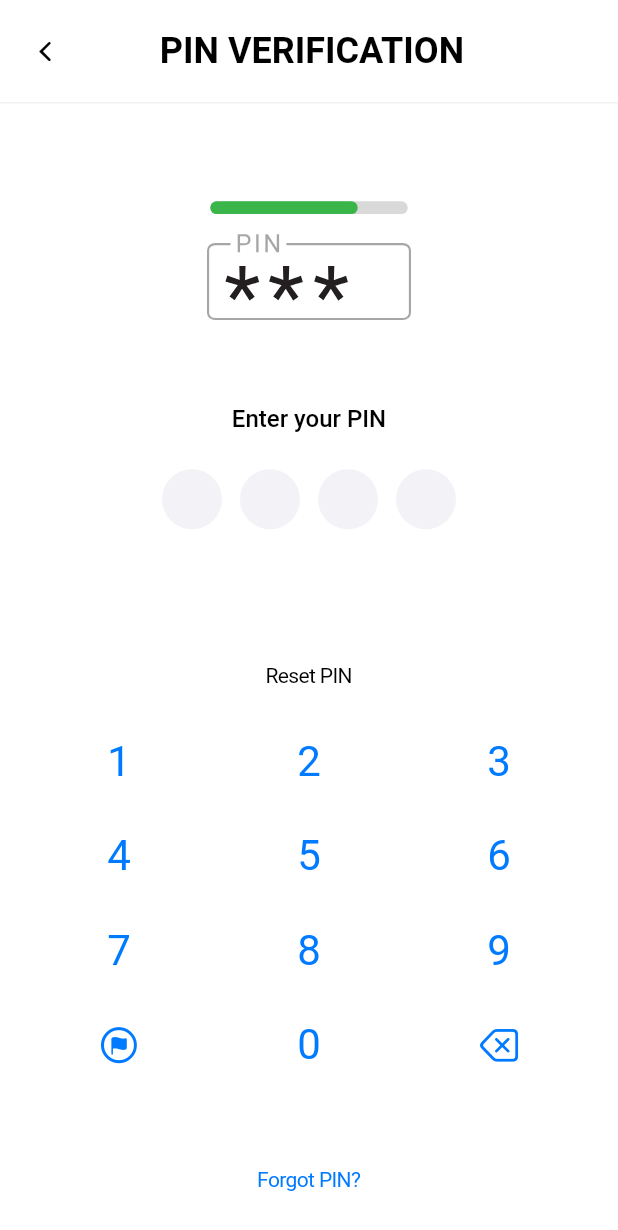
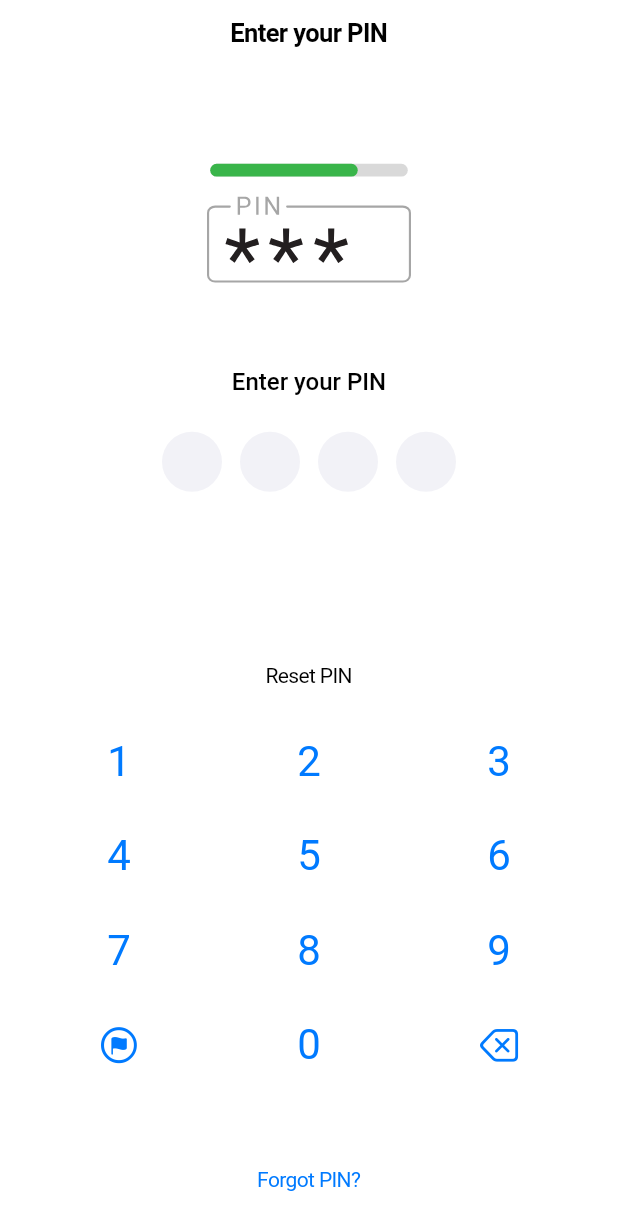
Before and after one commit to Sn3hashis/spendwise-flutter, a Flutter app: the PinEntryScreen screen opened directly, on a phone screen of 412 x 824 dp. Shown: the top 1230 px of the screen. Run offline on Flutter 3.47's test engine with Material 3 defaults, Android fonts, the phone set to English and light mode, and no system bars; our stand-ins replace cloud_firestore, file_picker, firebase_auth, firebase_core, fl_chart, flutter_contacts and 10 more; missing offline and left inert: excel, mailer, syncfusion_flutter_pdf, syncfusion_flutter_pdfviewer; accounts and stored records are empty; project files that could hold a hidden picture were left out.

Commit message:
Enhance authentication flow with biometric support and security method management
- Added local_auth package for biometric authentication support across platforms.
- Updated pubspec.yaml and pubspec.lock to include local_auth dependencies.
- Refactored PIN management to allow for biometric and PIN-based authentication methods.
- Improved login and PIN entry screens to dynamically handle security preferences.
- Enhanced user experience by integrating haptic feedback during PIN verification.
- Updated security settings screen to allow users to select between biometric and PIN authentication.

These changes improve the overall security and user experience of the authentication process, providing users with flexible options for accessing their accounts.

```diff
--- a/lib/features/auth/screens/pin_entry_screen.dart
+++ b/lib/features/auth/screens/pin_entry_screen.dart
@@ -9,17 +9,20 @@ import '../../../core/widgets/haptic_feedback_wrapper.dart';
 import '../../../core/services/haptic_service.dart';
 import '../providers/pin_provider.dart';
 import '../../../core/services/toast_service.dart';
+import '../../../core/theme/app_theme.dart';
 
 enum PinEntryMode { setup, verify }
 
 class PinEntryScreen extends ConsumerStatefulWidget {
   final PinEntryMode mode;
   final String? setupConfirmPin;
+  final String? message;
 
   const PinEntryScreen({
     super.key,
     required this.mode,
     this.setupConfirmPin,
+    this.message,
   });
 
   @override
@@ -30,6 +33,8 @@ class _PinEntryScreenState extends ConsumerState<PinEntryScreen> {
   final int pinLength = 4;
   String currentPin = '';
   bool _isLoading = false;
+  String _errorMessage = '';
+  String _enteredPin = '';
 
   @override
   void initState() {
@@ -126,6 +131,7 @@ class _PinEntryScreenState extends ConsumerState<PinEntryScreen> {
           );
         } else {
           if (!mounted) return;
+          await HapticService.errorVibrate(ref);
           ToastService.showToast(
             context,
             'PINs do not match. Please try again.',
@@ -139,6 +145,14 @@ class _PinEntryScreenState extends ConsumerState<PinEntryScreen> {
         final storedPin = ref.read(pinProvider);
         if (currentPin == storedPin) {
           if (!mounted) return;
+
+          // If we're verifying for security method change, pop with success
+          if (widget.message?.contains('confirm') ?? false) {
+            Navigator.of(context).pop(true);
+            return;
+          }
+
+          // Normal verification flow
           Navigator.pushReplacement(
             context,
             CupertinoPageRoute(
@@ -147,6 +161,7 @@ class _PinEntryScreenState extends ConsumerState<PinEntryScreen> {
           );
         } else {
           if (!mounted) return;
+          await HapticService.errorVibrate(ref);
           ToastService.showToast(
             context,
             'Incorrect PIN. Please try again.',
@@ -171,6 +186,32 @@ class _PinEntryScreenState extends ConsumerState<PinEntryScreen> {
     }
   }
 
+  Future<void> _verifyPin(String enteredPin) async {
+    final storedPin = ref.read(pinProvider);
+    if (storedPin == enteredPin) {
+      if (!mounted) return;
+
+      // If we're verifying for security method change, pop with success
+      if (widget.message?.contains('confirm') ?? false) {
+        Navigator.of(context).pop(true);
+        return;
+      }
+
+      // Normal verification flow
+      Navigator.of(context).pushReplacement(
+        CupertinoPageRoute(
+          builder: (context) => const MainLayoutScreen(),
+        ),
+      );
+    } else {
+      setState(() {
+        _errorMessage = 'Incorrect PIN';
+        _enteredPin = '';
+      });
+      await HapticService.errorVibrate(ref);
+    }
+  }
+
   @override
   Widget build(BuildContext context) {
     final isDarkMode = ref.watch(themeProvider);
@@ -179,68 +220,35 @@ class _PinEntryScreenState extends ConsumerState<PinEntryScreen> {
 
     return SystemUIWrapper(
       child: CupertinoPageScaffold(
-        backgroundColor:
-            isDarkMode ? CupertinoColors.black : CupertinoColors.white,
+        backgroundColor: isDarkMode ? AppTheme.backgroundDark : AppTheme.backgroundLight,
+        navigationBar: CupertinoNavigationBar(
+          backgroundColor: isDarkMode ? AppTheme.backgroundDark : AppTheme.backgroundLight,
+          middle: Text(
+            widget.mode == PinEntryMode.setup
+                ? widget.setupConfirmPin == null
+                    ? 'Setup PIN'
+                    : 'Confirm PIN'
+                : widget.message ?? 'Enter your PIN',
+            style: TextStyle(
+              color: isDarkMode ? CupertinoColors.white : CupertinoColors.black,
+            ),
+          ),
+          border: null,
+          automaticallyImplyLeading: false, // This removes the back button
+        ),
+        child: SafeArea(
           child: Column(
             children: [
-            SafeArea(
-              bottom: false,
-              child: Column(
-                children: [
-                  Padding(
-                    padding: const EdgeInsets.symmetric(
-                        horizontal: 8.0, vertical: 12),
-                    child: Row(
-                      children: [
-                        CupertinoButton(
-                          padding: EdgeInsets.zero,
-                          onPressed: () async {
-                            await HapticService.lightImpact(ref);
-                            Navigator.of(context).pushReplacement(
-                              CupertinoPageRoute(
-                                builder: (context) => const LoginScreen(),
-                              ),
-                            );
-                          },
-                          child: Icon(
-                            CupertinoIcons.back,
-                            color: isDarkMode
-                                ? CupertinoColors.white
-                                : CupertinoColors.black,
-                          ),
-                        ),
-                        Expanded(
-                          child: Text(
-                            'PIN VERIFICATION',
-                            style: TextStyle(
-                              fontSize: 24,
-                              fontWeight: FontWeight.w600,
-                              color: isDarkMode
-                                  ? CupertinoColors.white
-                                  : CupertinoColors.black,
-                            ),
-                            textAlign: TextAlign.center,
-                          ),
-                        ),
-                        const SizedBox(width: 40),
-                      ],
-                    ),
-                  ),
-                  Container(
-                    height: 1,
-                    color: (isDarkMode
-                            ? CupertinoColors.systemGrey
-                            : CupertinoColors.systemGrey4)
-                        .withOpacity(0.3),
-                  ),
-                ],
-              ),
+              if (_isLoading)
+                const Padding(
+                  padding: EdgeInsets.only(top: 8.0),
+                  child: CupertinoActivityIndicator(),
                 ),
               Expanded(
                 child: Column(
                   children: [
                     const SizedBox(height: 20),
-                  // Lottie Animation
+                    // Remove the duplicate text since we now have it in the navigation bar
                     Lottie.asset(
                       'assets/animations/pin_verification_animation.json',
                       height: size.height * 0.2,
@@ -374,6 +382,7 @@ class _PinEntryScreenState extends ConsumerState<PinEntryScreen> {
             ],
           ),
         ),
+      ),
     );
   }
 
--- a/lib/features/settings/screens/settings_screen.dart
+++ b/lib/features/settings/screens/settings_screen.dart
@@ -165,15 +165,13 @@ class SettingsScreen extends ConsumerWidget {
                               icon: CupertinoIcons.shield_fill,
                               iconColor: const Color(0xFFFF3B30),
                               title: 'Security',
-                              value: settings.security,
+                              value: ref.read(settingsProvider.notifier).getCurrentSecurityMethod(ref).toString(),
                               isDarkMode: isDarkMode,
                               onTap: () async {
                                 final result = await Navigator.push(
                                   context,
                                   CupertinoPageRoute(
-                                    builder: (context) => SecuritySelectorScreen(
-                                      selectedOption: settings.security,
-                                    ),
+                                    builder: (context) => const SecuritySelectorScreen(),
                                   ),
                                 );
                                 if (result != null) {
--- a/lib/main.dart
+++ b/lib/main.dart
@@ -7,15 +7,18 @@ import 'package:firebase_core/firebase_core.dart';
 import 'package:flutter/foundation.dart';
 
 import 'core/theme/app_theme.dart';
-import 'core/utils/system_ui_helper.dart';
 import 'core/providers/theme_provider.dart';
 import 'features/settings/providers/settings_provider.dart';
 import 'features/onboarding/screens/onboarding_screen.dart';
-import 'firebase_options.dart';
 import 'features/auth/screens/login_screen.dart';
 import 'features/auth/screens/pin_entry_screen.dart';
 import 'features/auth/providers/user_provider.dart';
 import 'features/auth/providers/pin_provider.dart';
+import 'features/auth/providers/security_preferences_provider.dart';
+import 'features/auth/screens/biometric_auth_screen.dart';
+import 'features/main/screens/main_layout_screen.dart';
+import 'firebase_options.dart';
+import 'core/utils/system_ui_helper.dart';
 
 void main() async {
   WidgetsFlutterBinding.ensureInitialized();
@@ -65,7 +68,17 @@ class _MyAppState extends ConsumerState<MyApp> with WidgetsBindingObserver {
   Future<void> _initializeApp() async {
     final user = ref.read(userProvider);
     if (user != null) {
+      // Load security preferences first
+      await ref.read(securityPreferencesProvider.notifier).loadPreferences();
+      final securityMethod = ref.read(securityPreferencesProvider);
+
+      // Always load PIN on startup (it will check local storage first)
       await ref.read(pinProvider.notifier).loadPin();
+
+      // If PIN exists but biometric is selected, don't show PIN screen
+      if (securityMethod == SecurityMethod.biometric) {
+        debugPrint('Biometric authentication selected');
+      }
     }
   }
 
@@ -73,18 +86,21 @@ class _MyAppState extends ConsumerState<MyApp> with WidgetsBindingObserver {
   Widget build(BuildContext context) {
     final isDarkMode = ref.watch(themeProvider);
     final user = ref.watch(userProvider);
-    final pin = ref.watch(pinProvider);
+    final securityMethod = ref.watch(securityPreferencesProvider);
 
-    Widget homeWidget;
+    late Widget homeWidget;
 
     if (!widget.hasCompletedOnboarding) {
       homeWidget = const OnboardingScreen();
     } else if (user == null) {
       homeWidget = const LoginScreen();
-    } else if (pin == null) {
-      homeWidget = const PinEntryScreen(mode: PinEntryMode.setup);
     } else {
-      homeWidget = const PinEntryScreen(mode: PinEntryMode.verify);
+      switch (securityMethod) {
+        case SecurityMethod.biometric:
+          homeWidget = const BiometricAuthScreen();
+        case SecurityMethod.pin:
+          homeWidget = const PinEntryScreen(mode: PinEntryMode.verify);
+      }
     }
 
     return AnnotatedRegion<SystemUiOverlayStyle>(
--- a/pubspec.yaml
+++ b/pubspec.yaml
@@ -57,6 +57,8 @@ dependencies:
   cloud_firestore: ^4.15.4
   google_sign_in: ^6.2.1
   mailer: ^6.1.0
+  local_auth: ^2.3.0
+
 
 dev_dependencies:
   flutter_test:
```
Also changed, not shown: lib/core/services/haptic_service.dart (+9 -0 lines), lib/features/auth/providers/pin_provider.dart (+38 -58 lines), lib/features/auth/providers/security_preferences_provider.dart (added, +73 -0 lines), lib/features/auth/screens/biometric_auth_screen.dart (added, +60 -0 lines), lib/features/auth/screens/login_screen.dart (+25 -6 lines), lib/features/auth/services/auth_service.dart (+7 -3 lines), lib/features/auth/services/biometric_service.dart (added, +33 -0 lines), lib/features/settings/providers/settings_provider.dart (+13 -3 lines), lib/features/settings/screens/security_selector_screen.dart (+134 -54 lines), pubspec.lock, 3 other files. Lines whose indentation alone changed are shown as unchanged.
